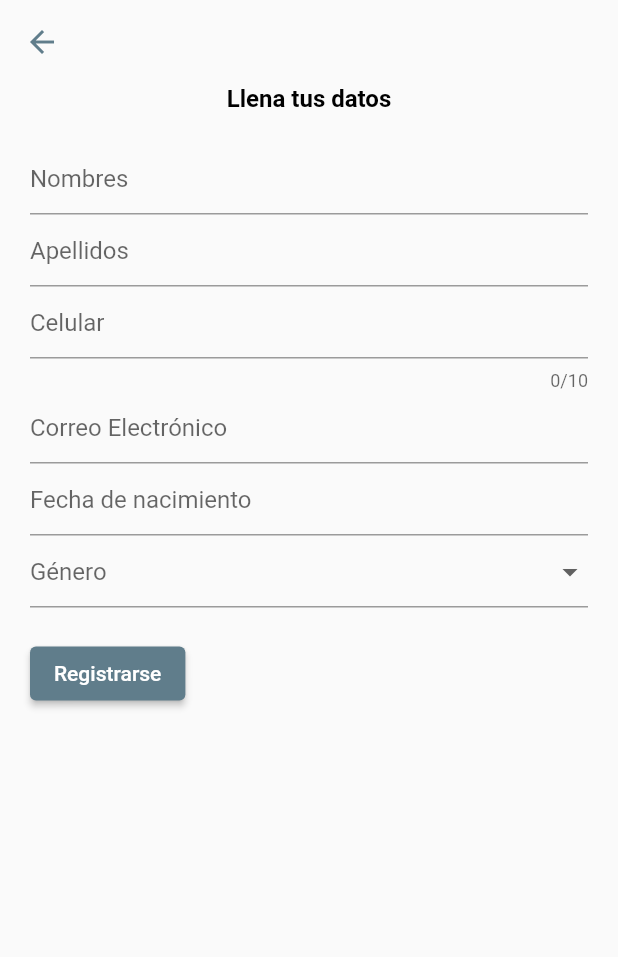
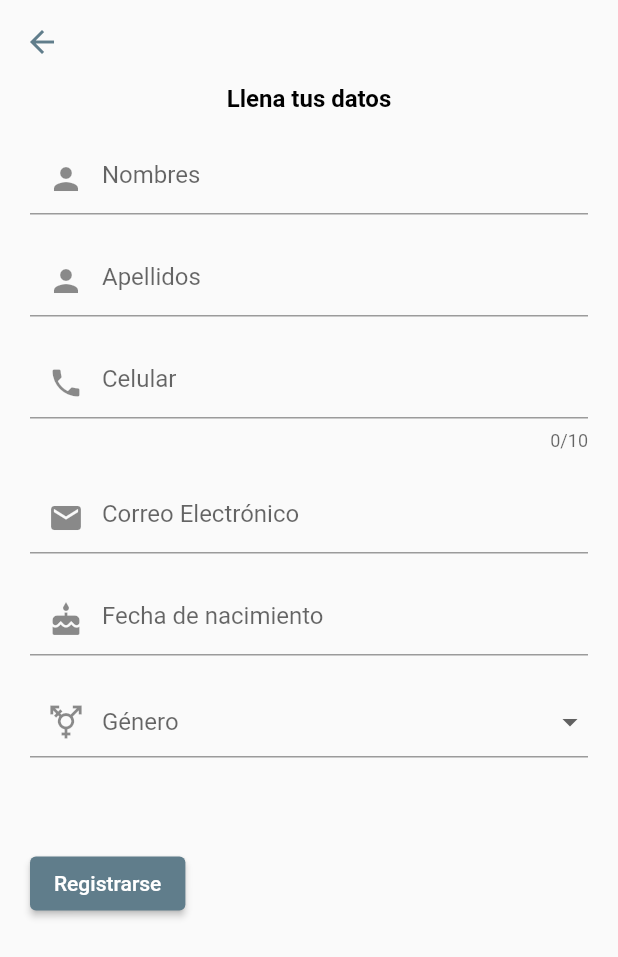
Before and after one commit to jp-campos/book_app, a Flutter app: the screen it shows after launch, after a tap on "Regístrate", on a phone screen of 412 x 824 dp. Shown: the top 957 px of the screen. Run offline on Flutter 3.47's test engine with Material 2 defaults, Android fonts, the phone set to English and light mode, and no system bars; our stand-ins replace shared_preferences; accounts and stored records are empty.

Commit message:
visual refactor

```diff
--- a/lib/common/book_card/book_card.dart
+++ b/lib/common/book_card/book_card.dart
@@ -147,6 +147,6 @@ class _BookCardState extends State<BookCard> {
         crossFadeState: hasImageLoaded
             ? CrossFadeState.showSecond
             : CrossFadeState.showFirst,
-        duration: Duration(milliseconds: 500));
+        duration: Duration(milliseconds: 600));
   }
 }
--- a/lib/domain/user_gateway.dart
+++ b/lib/domain/user_gateway.dart
@@ -3,4 +3,5 @@ import 'package:prixz/domain/user.dart';
 abstract class UserGateway {
   Future<void> signIn(User user);
   Future<User?> logedInUser();
+  Future<void> logOut();
 }
--- a/lib/notifiers/session_notifier.dart
+++ b/lib/notifiers/session_notifier.dart
@@ -8,7 +8,9 @@ class SessionNotifier extends ChangeNotifier {
 
   UserGateway _gateway;
   bool get isLoggedIn => signedInUser != null;
-  SessionNotifier(this._gateway);
+  SessionNotifier(this._gateway) {
+    _queryLogedInUser();
+  }
 
   void signIn() async {
     User u = userBuilder.build();
@@ -18,4 +20,9 @@ class SessionNotifier extends ChangeNotifier {
   }
 
   void signOut() => {signedInUser = null, notifyListeners()};
+
+  void _queryLogedInUser() async {
+    signedInUser = await _gateway.logedInUser();
+    if (signedInUser != null) notifyListeners();
+  }
 }
--- a/lib/screens/book_detail/book_detail.dart
+++ b/lib/screens/book_detail/book_detail.dart
@@ -35,7 +35,9 @@ class _BookDetailState extends State<BookDetail> {
       child: Column(
         crossAxisAlignment: CrossAxisAlignment.start,
         children: [
-          Center(child: cover),
+          Center(
+              child: Container(
+                  constraints: BoxConstraints(maxHeight: 300), child: cover)),
           SizedBox(
             height: 20,
           ),
--- a/lib/screens/signin/sign_in.dart
+++ b/lib/screens/signin/sign_in.dart
@@ -14,7 +14,7 @@ class Signin extends StatefulWidget {
 
 class _SigninState extends State<Signin> {
   final _formKey = GlobalKey<FormState>();
-
+  double paddingBetween = 20.0;
   @override
   Widget build(BuildContext context) {
     return body();
@@ -41,7 +41,10 @@ class _SigninState extends State<Signin> {
                     uBuilder.names = value;
                   },
                   validator: nonNull,
-                  decoration: InputDecoration(hintText: 'Nombres'),
+                  decoration: InputDecoration(
+                    hintText: 'Nombres',
+                    prefixIcon: Icon(Icons.person),
+                  ),
                   inputFormatters: [
                     FilteringTextInputFormatter.allow(
                         RegExp(r'[ a-zA-Záéíóúñ]+'))
@@ -52,7 +55,10 @@ class _SigninState extends State<Signin> {
                     uBuilder.surnames = value;
                   },
                   validator: nonNull,
-                  decoration: InputDecoration(hintText: 'Apellidos'),
+                  decoration: InputDecoration(
+                    hintText: 'Apellidos',
+                    prefixIcon: Icon(Icons.person),
+                  ),
                   inputFormatters: [
                     FilteringTextInputFormatter.allow(
                         RegExp(r'[ a-zA-Záéíóúñ]+'))
@@ -63,7 +69,10 @@ class _SigninState extends State<Signin> {
                     uBuilder.phone = value;
                   },
                   validator: nonNull,
-                  decoration: InputDecoration(hintText: 'Celular'),
+                  decoration: InputDecoration(
+                    hintText: 'Celular',
+                    prefixIcon: Icon(Icons.phone),
+                  ),
                   keyboardType: TextInputType.number,
                   maxLength: 10,
                   inputFormatters: [FilteringTextInputFormatter.digitsOnly],
@@ -72,7 +81,10 @@ class _SigninState extends State<Signin> {
                   onChanged: (value) {
                     uBuilder.email = value;
                   },
-                  decoration: InputDecoration(hintText: 'Correo Electrónico'),
+                  decoration: InputDecoration(
+                    hintText: 'Correo Electrónico',
+                    prefixIcon: Icon(Icons.email),
+                  ),
                   keyboardType: TextInputType.emailAddress,
                   validator: (value) {
                     if (value != null &&
@@ -83,12 +95,17 @@ class _SigninState extends State<Signin> {
                   },
                 ),
                 TextFormField(
-                  decoration: InputDecoration(hintText: 'Fecha de nacimiento'),
+                  decoration: InputDecoration(
+                      hintText: 'Fecha de nacimiento',
+                      prefixIcon: Icon(Icons.cake)),
+                  validator: nonNull,
                   readOnly: true,
                   controller: dateEditingController,
                   onTap: () => showCalendar(uBuilder, dateEditingController),
                 ),
                 DropdownButtonFormField<String>(
+                  decoration:
+                      InputDecoration(prefixIcon: Icon(Icons.transgender)),
                   onChanged: (value) {
                     uBuilder.gender = value;
                   },
@@ -104,11 +121,20 @@ class _SigninState extends State<Signin> {
                   onPressed: () {
                     if (_formKey.currentState!.validate()) {
                       sessionProvider.signIn();
+                    } else {
+                      setState(() {
+                        paddingBetween = 8;
+                      });
                     }
                   },
                   child: Text('Registrarse'),
                 ),
-              ],
+              ]
+                  .map((e) => Padding(
+                        padding: EdgeInsets.only(bottom: paddingBetween),
+                        child: e,
+                      ))
+                  .toList(),
             ),
           )
         ],
```
Also changed, not shown: lib/services/user/user_service.dart (+7 -1 lines), 1 other file.
